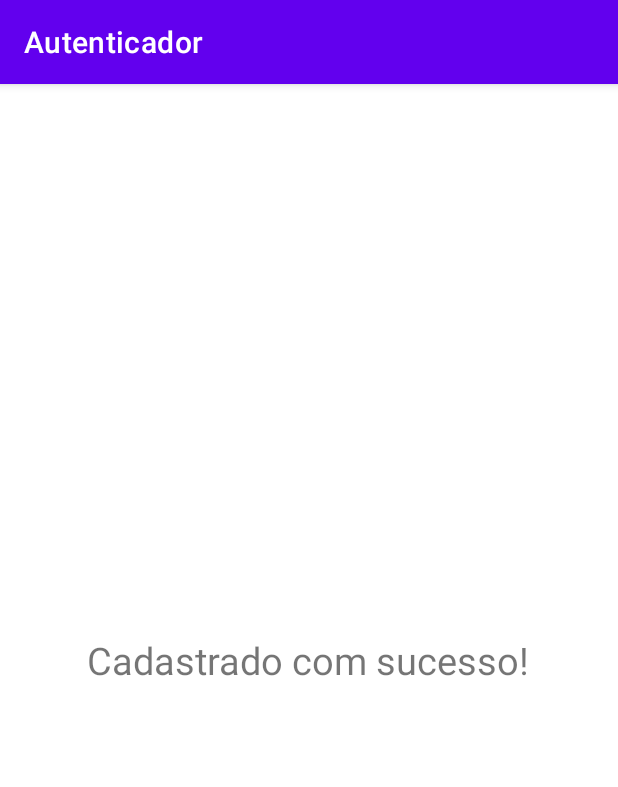
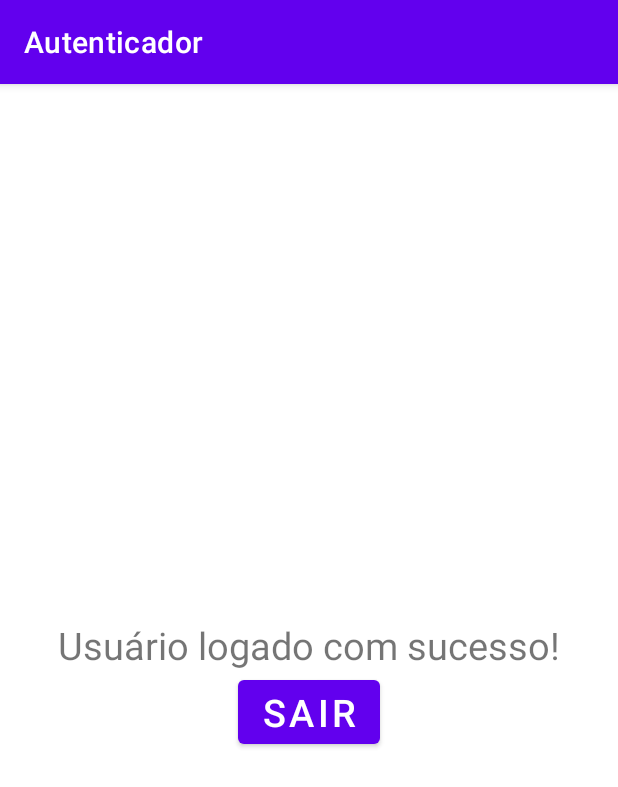
Before and after one commit to Marcelo-Stern/Autenticador-PAM, an Android app: the PrincipalActivity screen opened directly, with no data from a screen before it, on a phone screen of 412 x 824 dp. Shown: the top 787 px of the screen. Run offline under Robolectric (Android 15) with nearby library versions, the phone set to English and light mode, and no system bars; our stand-ins replace Firebase (no records; nobody signed in at launch, a user with empty details on screens opened directly).

```diff
--- a/app/src/main/java/com/example/autenticador/MainActivity.kt
+++ b/app/src/main/java/com/example/autenticador/MainActivity.kt
@@ -41,7 +41,7 @@ class MainActivity : AppCompatActivity() {
         val txtSenha: TextView = findViewById(R.id.txtSenha)
 
         if(txtEmail.text.isEmpty() || txtSenha.text.isEmpty()){
-            Toast.makeText(this, "Por Favor preencher os campos para efetuar o login!", Toast.LENGTH_SHORT)
+            Toast.makeText(this, "Por Favor preencher os campos para efetuar o login!", Toast.LENGTH_SHORT).show()
             return
         }
 
@@ -54,9 +54,9 @@ class MainActivity : AppCompatActivity() {
                     val intent = Intent(this, PrincipalActivity::class.java)
                     startActivity(intent)
 
-                    Toast.makeText(this, "Autenticação realizada com sucesso!", Toast.LENGTH_SHORT)
+                    Toast.makeText(this, "Autenticação realizada com sucesso!", Toast.LENGTH_SHORT).show()
                 } else {
-                    Toast.makeText(this, "Usuário e senha não conferem!", Toast.LENGTH_SHORT)
+                    Toast.makeText(this, "Usuário e senha não conferem!", Toast.LENGTH_SHORT).show()
                 }
             }
     }
--- a/app/src/main/java/com/example/autenticador/PrincipalActivity.kt
+++ b/app/src/main/java/com/example/autenticador/PrincipalActivity.kt
@@ -1,11 +1,35 @@
 package com.example.autenticador
 
+import android.content.Intent
 import androidx.appcompat.app.AppCompatActivity
 import android.os.Bundle
+import android.widget.Button
+import android.widget.TextView
+import com.google.firebase.auth.FirebaseAuth
+import com.google.firebase.auth.ktx.auth
+import com.google.firebase.ktx.Firebase
 
 class PrincipalActivity : AppCompatActivity() {
+
+    private lateinit var auth: FirebaseAuth
+
     override fun onCreate(savedInstanceState: Bundle?) {
         super.onCreate(savedInstanceState)
         setContentView(R.layout.activity_principal)
+
+        val btnDeslogar: Button = findViewById(R.id.btnDeslogar)
+        btnDeslogar.setOnClickListener{
+            val intent = Intent(this, MainActivity::class.java)
+            startActivity(intent)
+        }
+
+        auth = Firebase.auth
+
+        val user = Firebase.auth.currentUser
+        user?.let{
+            val email = user.email
+            val txtUsuario: TextView = findViewById(R.id.txtUsuario)
+            txtUsuario.setText(email.toString())
+        }
     }
 }
--- a/app/src/main/res/layout/activity_principal.xml
+++ b/app/src/main/res/layout/activity_principal.xml
@@ -7,11 +7,26 @@
     android:orientation="vertical">
 
     <TextView
-        android:id="@+id/txtCadastrado"
+        android:id="@+id/txtUsuario"
         android:layout_width="wrap_content"
         android:layout_height="wrap_content"
         android:layout_gravity="center_horizontal"
-        android:text="@string/txtCadastrado"
-        android:textSize="25dp"/>
+        android:textSize="25sp"/>
+
+    <TextView
+        android:id="@+id/txtLogado"
+        android:layout_width="wrap_content"
+        android:layout_height="match_parent"
+        android:layout_gravity="center_horizontal"
+        android:text="@string/msgUsuarioLogado"
+        android:textSize="25sp" />
+
+    <Button
+        android:id="@+id/btnDeslogar"
+        android:layout_width="wrap_content"
+        android:layout_height="wrap_content"
+        android:layout_gravity="center_horizontal"
+        android:text="@string/btnDeslogar"
+        android:textSize="25sp" />
 
 </LinearLayout>
--- a/app/src/main/res/values/strings.xml
+++ b/app/src/main/res/values/strings.xml
@@ -6,4 +6,6 @@
     <string name="txtCadastrar">Cadastrar</string>
     <string name="txtCadastrado">Cadastrado com sucesso!</string>
     <string name="txtCadastroUsuario">Não tem conta? Crie uma!</string>
+    <string name="msgUsuarioLogado">Usuário logado com sucesso!</string>
+    <string name="btnDeslogar">Sair</string>
 </resources>
```
Also changed, not shown: app/src/main/java/com/example/autenticador/RegisterActivity.kt (+14 -10 lines).
